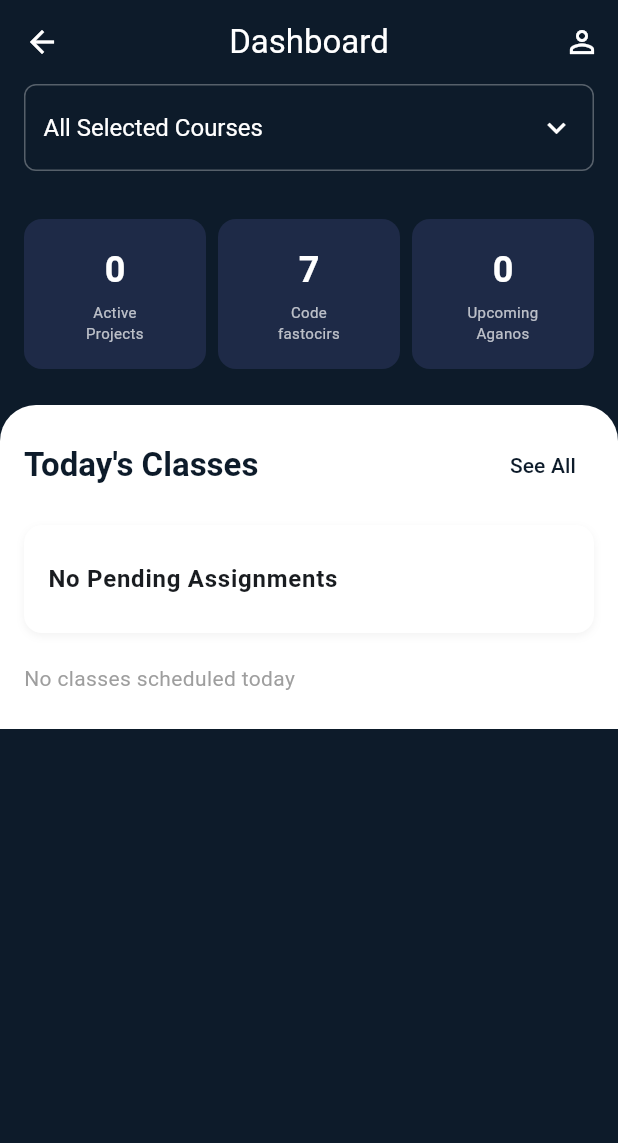
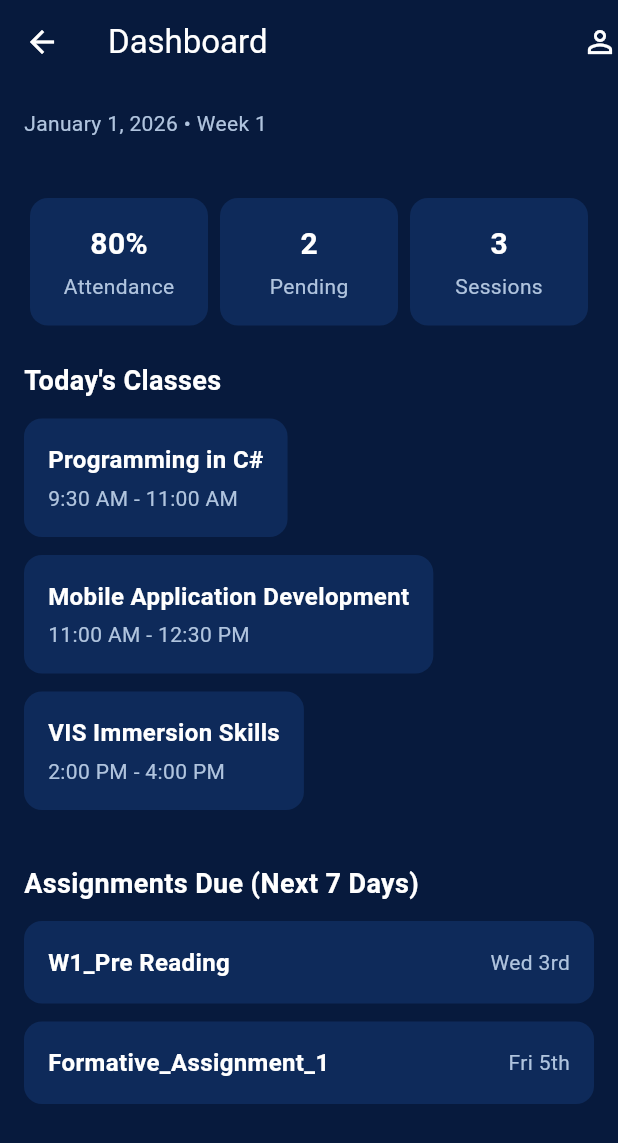
Before and after one commit to ZeeyahOke/MAD_Formative_1, a Flutter app: the DashboardScreen screen opened directly, on a phone screen of 412 x 824 dp. Shown: the top 1143 px of the screen. Run offline on Flutter 3.47's test engine with Material 3 defaults, Android fonts, the phone set to English and light mode, and no system bars; our stand-ins replace shared_preferences; accounts and stored records are empty.

Commit message:
Refactor DashboardScreen to use static sample data and improve layout with risk warning and class/assignment cards

```diff
--- a/lib/screens/dashboard_screen.dart
+++ b/lib/screens/dashboard_screen.dart
@@ -1,227 +1,142 @@
 import 'package:flutter/material.dart';
-import 'package:provider/provider.dart';
-import 'package:intl/intl.dart';
-import '../providers/app_state.dart';
-import '../theme/colors.dart';
-import 'schedule_screen.dart';
 
 class DashboardScreen extends StatelessWidget {
   const DashboardScreen({super.key});
 
   @override
   Widget build(BuildContext context) {
-    final appState = Provider.of<AppState>(context);
-    final todaySessions = appState.getTodaysSessions();
-    final attendancePercent = appState.getAttendancePercentage();
-    final pendingToDos = appState.getPendingAssignmentsCount();
-    final upcomingAssignments = appState.getAssignmentsDueNext7Days();
+    const int attendance = 80;
+    final bool atRisk = attendance < 75;
 
-    // Map metrics to real data or sensible dummies
-    // Box 1: Active Projects -> Total pending assignments
-    final activeProjects = pendingToDos.toString();
-    // Box 2: Code Fastocirs -> Maybe completed assignments this week? Or just a static/random number since it's unclear
-    const codeFastocirs = "7";
-    // Box 3: Upcoming Aganos -> Assignments due today/tomorrow?
-    final upcomingAganos = upcomingAssignments.length.toString();
+    // Sample data
+    final List<Map<String, String>> todaysClasses = [
+      {'title': 'Programming in C#', 'time': '9:30 AM - 11:00 AM'},
+      {
+        'title': 'Mobile Application Development',
+        'time': '11:00 AM - 12:30 PM'
+      },
+      {'title': 'VIS Immersion Skills', 'time': '2:00 PM - 4:00 PM'},
+    ];
+
+    final List<Map<String, String>> assignmentsDue = [
+      {'title': 'W1_Pre Reading', 'due': 'Wed 3rd'},
+      {'title': 'Formative_Assignment_1', 'due': 'Fri 5th'},
+    ];
 
     return Scaffold(
-      backgroundColor: AppColors.primaryBlue,
+      backgroundColor: const Color(0xFF071A3D), // dark navy
       appBar: AppBar(
-        title: const Text('Dashboard'),
-        backgroundColor: AppColors.primaryBlue,
-        foregroundColor: Colors.white,
-        centerTitle: true,
-        leading: const Icon(Icons.arrow_back), // Dummy back arrow as in screenshot
-        actions: [
-          IconButton(
-            icon: const Icon(Icons.person_outline),
-            onPressed: () {},
+        backgroundColor: const Color(0xFF071A3D),
+        elevation: 0,
+        title: const Text(
+          'Dashboard',
+          style: TextStyle(color: Colors.white),
         ),
-        ],
+        leading: const Icon(Icons.arrow_back, color: Colors.white),
+        actions: const [Icon(Icons.person_outline, color: Colors.white)],
       ),
       body: SingleChildScrollView(
+        padding: const EdgeInsets.all(16),
         child: Column(
+          crossAxisAlignment: CrossAxisAlignment.start,
           children: [
-            Padding(
-              padding: const EdgeInsets.symmetric(horizontal: 16.0),
-              child: Column(
-                children: [
-                   // Dropdown for Course Filtering
-                  Container(
-                    padding: const EdgeInsets.symmetric(horizontal: 12, vertical: 4),
-                    decoration: BoxDecoration(
-                      border: Border.all(color: Colors.white30),
-                      borderRadius: BorderRadius.circular(8),
+            // Date & Week
+            const Text(
+              'January 1, 2026 • Week 1',
+              style: TextStyle(color: Color(0xFFB0C4DE), fontSize: 14),
             ),
-                    child: DropdownButtonHideUnderline(
-                      child: DropdownButton<String>(
-                        dropdownColor: AppColors.primaryBlue,
-                        value: appState.filteredCourse ?? 'All Selected Courses',
-                        icon: const Icon(Icons.keyboard_arrow_down, color: Colors.white),
-                        isExpanded: true,
-                        style: const TextStyle(color: Colors.white, fontSize: 16),
-                        items: ['All Selected Courses', ...appState.selectedCourses]
-                            .map((String value) {
-                          return DropdownMenuItem<String>(
-                            value: value,
-                            child: Text(
-                              value,
-                              overflow: TextOverflow.ellipsis,
-                              style: const TextStyle(color: Colors.white),
-                            ),
-                          );
-                        }).toList(),
-                        onChanged: (newValue) {
-                          if (newValue != null) {
-                            appState.setCourseFilter(newValue);
-                          }
-                        },
-                      ),
-                    ),
-                  ),
-                  const SizedBox(height: 16),
+            const SizedBox(height: 20),
 
             // Risk Warning
-                  if (attendancePercent < 75)
+            if (atRisk)
               Container(
                 width: double.infinity,
-                      padding: const EdgeInsets.symmetric(vertical: 12, horizontal: 16),
+                padding: const EdgeInsets.all(16),
                 decoration: BoxDecoration(
-                        color: AppColors.danger,
-                        borderRadius: BorderRadius.circular(8),
+                  color: const Color(0xFFE53935),
+                  borderRadius: BorderRadius.circular(12),
                 ),
-                      child: const Row(
-                        children: [
-                          Icon(Icons.warning_amber_rounded, color: Colors.white),
+                child: Row(
+                  children: const [
+                    Icon(Icons.warning_amber, color: Colors.white),
                     SizedBox(width: 8),
                     Text(
                       'AT RISK WARNING',
-                            style: TextStyle(color: Colors.white, fontWeight: FontWeight.bold),
+                      style: TextStyle(
+                          color: Colors.white, fontWeight: FontWeight.bold),
                     ),
                   ],
                 ),
               ),
-                  const SizedBox(height: 16),
 
-                  // 3 Stats Boxes
+            const SizedBox(height: 20),
+
+            // Stats Row
             Row(
+              mainAxisAlignment: MainAxisAlignment.spaceBetween,
               children: [
-                      _buildMetricBox(activeProjects, 'Active\nProjects'),
-                      const SizedBox(width: 8),
-                      _buildMetricBox(codeFastocirs, 'Code\nfastocirs'),
-                      const SizedBox(width: 8),
-                      _buildMetricBox(upcomingAganos, 'Upcoming\nAganos'),
+                _statCard('Attendance', '$attendance%'),
+                _statCard('Pending', '${assignmentsDue.length}'),
+                _statCard('Sessions', '${todaysClasses.length}'),
               ],
             ),
+
+            const SizedBox(height: 24),
+
+            // Today's Classes
+            const Text(
+              'Today\'s Classes',
+              style: TextStyle(
+                  color: Colors.white,
+                  fontSize: 18,
+                  fontWeight: FontWeight.bold),
+            ),
+            const SizedBox(height: 12),
+            ...todaysClasses
+                .map((cls) => _classCard(cls['title']!, cls['time']!)),
+
+            const SizedBox(height: 24),
+
+            // Assignments Due
+            const Text(
+              'Assignments Due (Next 7 Days)',
+              style: TextStyle(
+                  color: Colors.white,
+                  fontSize: 18,
+                  fontWeight: FontWeight.bold),
+            ),
+            const SizedBox(height: 12),
+            ...assignmentsDue
+                .map((a) => _assignmentCard(a['title']!, a['due']!)),
           ],
         ),
       ),
-            const SizedBox(height: 24),
+    );
+  }
 
-            // White Section
-            Container(
-              width: double.infinity,
-              decoration: const BoxDecoration(
-                color: Colors.white,
-                borderRadius: BorderRadius.only(
-                  topLeft: Radius.circular(24),
-                  topRight: Radius.circular(24),
+  // Reusable widgets
+  static Widget _statCard(String label, String value) {
+    return Expanded(
+      child: Container(
+        margin: const EdgeInsets.symmetric(horizontal: 4),
+        padding: const EdgeInsets.all(16),
+        decoration: BoxDecoration(
+          color: const Color(0xFF0E2A5A),
+          borderRadius: BorderRadius.circular(12),
         ),
-              ),
-              child: Padding(
-                padding: const EdgeInsets.all(16.0),
         child: Column(
-                  crossAxisAlignment: CrossAxisAlignment.start,
-                  children: [
-                    Row(
-                      mainAxisAlignment: MainAxisAlignment.spaceBetween,
           children: [
             Text(
-                          "Today's Classes",
-                          style: Theme.of(context).textTheme.titleLarge?.copyWith(
-                            fontWeight: FontWeight.bold,
-                            color: AppColors.textPrimary,
+              value,
+              style: const TextStyle(
+                  color: Colors.white,
+                  fontSize: 20,
+                  fontWeight: FontWeight.bold),
             ),
-                        ),
-                        TextButton(
-                          onPressed: () {
-                             Navigator.push(
-                               context,
-                               MaterialPageRoute(builder: (context) => const ScheduleScreen()),
-                             );
-                          },
-                          child: const Text('See All'),
-                        ),
-                      ],
-                    ),
-                    const SizedBox(height: 16),
-
-                    // Show 1st urgent assignment in the "ASSIGNMENT" card slot if any
-                    if (upcomingAssignments.isNotEmpty)
-                      Container(
-                        margin: const EdgeInsets.only(bottom: 12),
-                        decoration: BoxDecoration(
-                          color: Colors.white,
-                          borderRadius: BorderRadius.circular(12),
-                          boxShadow: [
-                            BoxShadow(color: Colors.black.withOpacity(0.05), blurRadius: 4, offset: const Offset(0,2))
-                          ],
-                        ),
-                        child: ListTile(
-                          contentPadding: const EdgeInsets.symmetric(horizontal: 16, vertical: 8),
-                          title: Text(upcomingAssignments.first.title, style: const TextStyle(fontWeight: FontWeight.bold)), // Dynamic Title
-                          subtitle: Text("Due ${DateFormat('MMM d').format(upcomingAssignments.first.dueDate)}"),
-                          leading: const Icon(Icons.assignment, color: AppColors.primaryBlue),
-                          trailing: const Icon(Icons.arrow_forward_ios, size: 16),
-                          tileColor: AppColors.backgroundLight,
-                          shape: RoundedRectangleBorder(borderRadius: BorderRadius.circular(12)),
-                          onTap: () {
-                             // Just for navigation, could go to Details
-                          },
-                        ),
-                      )
-                    else
-                       // Fallback static card if no assignments
-                       Container(
-                        margin: const EdgeInsets.only(bottom: 12),
-                        decoration: BoxDecoration(
-                          color: Colors.white,
-                          borderRadius: BorderRadius.circular(12),
-                          boxShadow: [
-                            BoxShadow(color: Colors.black.withOpacity(0.05), blurRadius: 4, offset: const Offset(0,2))
-                          ],
-                        ),
-                        child: ListTile(
-                          contentPadding: const EdgeInsets.symmetric(horizontal: 16, vertical: 8),
-                          title: const Text('No Pending Assignments', style: TextStyle(fontWeight: FontWeight.bold)),
-                          tileColor: AppColors.backgroundLight,
-                          shape: RoundedRectangleBorder(borderRadius: BorderRadius.circular(12)),
-                        ),
-                      ),
-
-
-                    // Functional list merged with design
-                    if (todaySessions.isEmpty)
-                      const Padding(
-                        padding: EdgeInsets.symmetric(vertical: 8.0),
-                        child: Text("No classes scheduled today", style: TextStyle(color: Colors.grey)),
-                      ),
-
-                    // Display actual scheduled sessions
-                    ...todaySessions.map((s) => Container(
-                      margin: const EdgeInsets.only(bottom: 8),
-                      child: ListTile(
-                        tileColor: AppColors.backgroundLight,
-                        shape: RoundedRectangleBorder(borderRadius: BorderRadius.circular(12)),
-                        title: Text(s.title, style: const TextStyle(fontWeight: FontWeight.w500)),
-                        subtitle: Text('${DateFormat('HH:mm').format(s.startTime)} - ${s.location}'),
-                        trailing: Icon(s.isPresent ? Icons.check_circle : Icons.circle_outlined,
-                          color: s.isPresent ? AppColors.success : Colors.grey),
-                      ),
-                    )),
-                  ],
-                ),
-              ),
+            const SizedBox(height: 4),
+            Text(
+              label,
+              style: const TextStyle(color: Color(0xFFB0C4DE), fontSize: 14),
             ),
           ],
         ),
@@ -229,49 +144,47 @@ class DashboardScreen extends StatelessWidget {
     );
   }
 
-  Widget _buildSimpleListTile(String text) {
+  static Widget _classCard(String title, String time) {
     return Container(
-      width: double.infinity,
+      margin: const EdgeInsets.only(bottom: 12),
       padding: const EdgeInsets.all(16),
       decoration: BoxDecoration(
-        color: AppColors.backgroundLight,
+        color: const Color(0xFF0E2A5A),
         borderRadius: BorderRadius.circular(12),
       ),
-      child: Text(
-        text,
-        style: const TextStyle(fontWeight: FontWeight.w500),
+      child: Column(
+        crossAxisAlignment: CrossAxisAlignment.start,
+        children: [
+          Text(title,
+              style: const TextStyle(
+                  color: Colors.white,
+                  fontSize: 16,
+                  fontWeight: FontWeight.bold)),
+          const SizedBox(height: 4),
+          Text(time, style: const TextStyle(color: Color(0xFFB0C4DE))),
+        ],
       ),
     );
   }
 
-  Widget _buildMetricBox(String number, String label) {
-    return Expanded(
-      child: Container(
-        height: 100,
-        padding: const EdgeInsets.all(8),
+  static Widget _assignmentCard(String title, String due) {
+    return Container(
+      margin: const EdgeInsets.only(bottom: 12),
+      padding: const EdgeInsets.all(16),
       decoration: BoxDecoration(
-          color: const Color(0xFF1E2A47), // Slightly lighter blue/navy
+        color: const Color(0xFF0E2A5A),
         borderRadius: BorderRadius.circular(12),
       ),
-        child: Column(
-          mainAxisAlignment: MainAxisAlignment.center,
+      child: Row(
+        mainAxisAlignment: MainAxisAlignment.spaceBetween,
         children: [
-            Text(
-              number,
+          Text(title,
               style: const TextStyle(
                   color: Colors.white,
-                fontSize: 24,
-                fontWeight: FontWeight.bold,
-              ),
-            ),
-            const SizedBox(height: 4),
-            Text(
-              label,
-              textAlign: TextAlign.center,
-              style: const TextStyle(color: Colors.white70, fontSize: 10),
-            ),
+                  fontSize: 16,
+                  fontWeight: FontWeight.bold)),
+          Text(due, style: const TextStyle(color: Color(0xFFB0C4DE))),
         ],
-        ),
       ),
     );
   }
```
Lines whose indentation alone changed are shown as unchanged.
